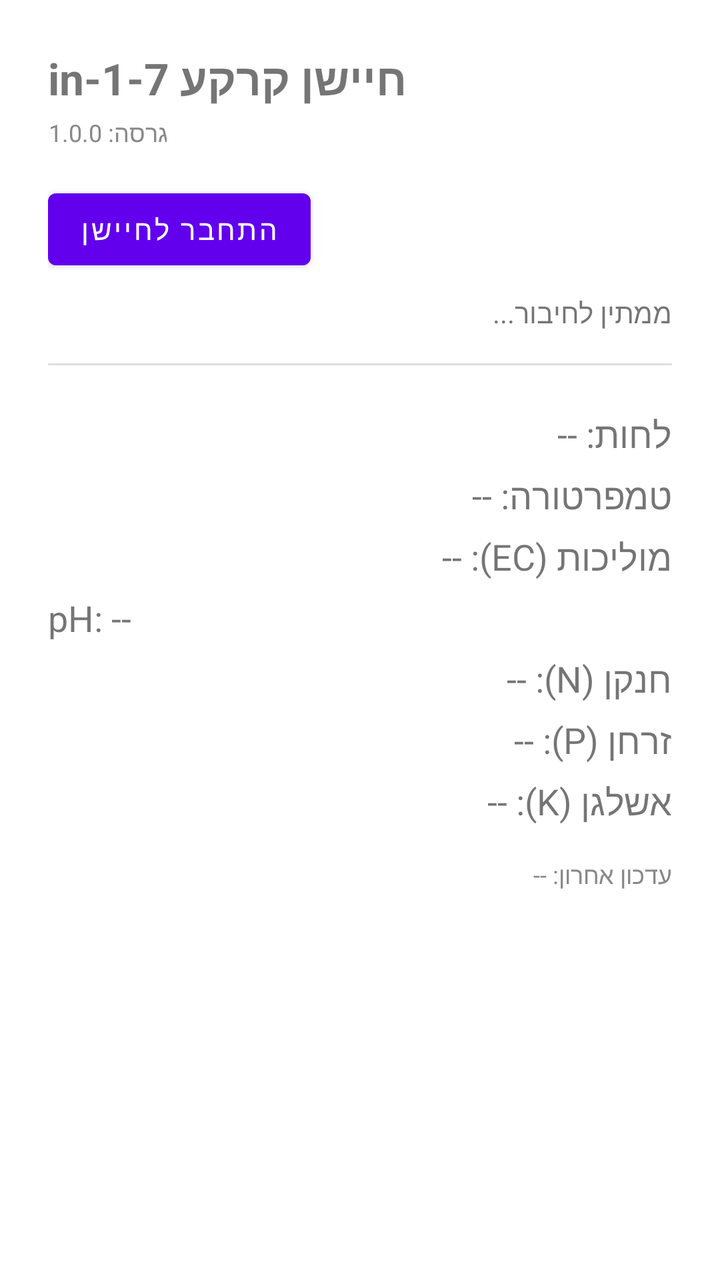
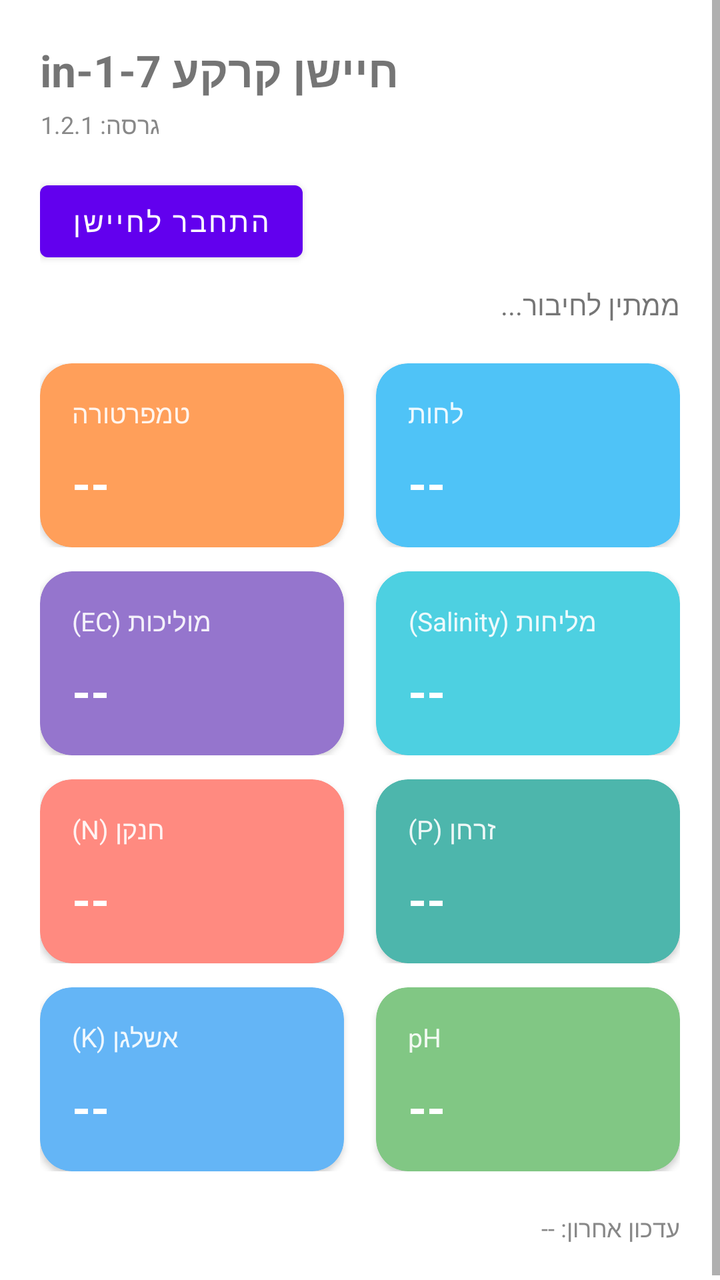

An Android layout rendered at two revisions. The XML below is the earlier revision; the diff shows what the commit changed to produce the second picture.
<!-- AndroidManifest.xml: application theme Theme.SoilSensorReader -->
<!-- res/layout/activity_main.xml -->
<?xml version="1.0" encoding="utf-8"?>
<ScrollView xmlns:android="http://schemas.android.com/apk/res/android"
    android:layout_width="match_parent"
    android:layout_height="match_parent">

    <LinearLayout
        android:layout_width="match_parent"
        android:layout_height="wrap_content"
        android:orientation="vertical"
        android:padding="24dp">

        <TextView
            android:id="@+id/tvTitle"
            android:layout_width="wrap_content"
            android:layout_height="wrap_content"
            android:text="חיישן קרקע 7-in-1"
            android:textSize="22sp"
            android:textStyle="bold" />

        <TextView
            android:id="@+id/tvVersion"
            android:layout_width="wrap_content"
            android:layout_height="wrap_content"
            android:layout_marginTop="4dp"
            android:text="גרסה: 1.0.0"
            android:textSize="12sp"
            android:textColor="#888888" />

        <Button
            android:id="@+id/btnConnect"
            android:layout_width="wrap_content"
            android:layout_height="wrap_content"
            android:layout_marginTop="16dp"
            android:text="התחבר לחיישן" />

        <TextView
            android:id="@+id/tvStatus"
            android:layout_width="match_parent"
            android:layout_height="wrap_content"
            android:layout_marginTop="8dp"
            android:text="ממתין לחיבור..."
            android:textSize="14sp" />

        <View
            android:layout_width="match_parent"
            android:layout_height="1dp"
            android:layout_marginTop="16dp"
            android:layout_marginBottom="16dp"
            android:background="#DDDDDD" />

        <TextView
            android:id="@+id/tvMoisture"
            style="@style/ReadingRow"
            android:text="לחות: --" />

        <TextView
            android:id="@+id/tvTemperature"
            style="@style/ReadingRow"
            android:text="טמפרטורה: --" />

        <TextView
            android:id="@+id/tvEc"
            style="@style/ReadingRow"
            android:text="מוליכות (EC): --" />

        <TextView
            android:id="@+id/tvPh"
            style="@style/ReadingRow"
            android:text="pH: --" />

        <TextView
            android:id="@+id/tvN"
            style="@style/ReadingRow"
            android:text="חנקן (N): --" />

        <TextView
            android:id="@+id/tvP"
            style="@style/ReadingRow"
            android:text="זרחן (P): --" />

        <TextView
            android:id="@+id/tvK"
            style="@style/ReadingRow"
            android:text="אשלגן (K): --" />

        <TextView
            android:id="@+id/tvLastUpdate"
            android:layout_width="match_parent"
            android:layout_height="wrap_content"
            android:layout_marginTop="16dp"
            android:text="עדכון אחרון: --"
            android:textSize="12sp"
            android:textColor="#888888" />

    </LinearLayout>
</ScrollView>
<!-- resources referenced by this layout -->
<resources>
  <style name="ReadingRow">
          <item name="android:layout_width">match_parent</item>
          <item name="android:layout_height">wrap_content</item>
          <item name="android:layout_marginTop">6dp</item>
          <item name="android:textSize">18sp</item>
      </style>
  <style name="Theme.SoilSensorReader" parent="Theme.MaterialComponents.DayNight.NoActionBar" />
</resources>

<!-- the commit's change to res/layout/activity_main.xml (unified diff, before → after) -->
@@ -1,13 +1,15 @@
 <?xml version="1.0" encoding="utf-8"?>
 <ScrollView xmlns:android="http://schemas.android.com/apk/res/android"
+    xmlns:app="http://schemas.android.com/apk/res-auto"
     android:layout_width="match_parent"
-    android:layout_height="match_parent">
+    android:layout_height="match_parent"
+    android:background="#FFFFFF">
 
     <LinearLayout
         android:layout_width="match_parent"
         android:layout_height="wrap_content"
         android:orientation="vertical"
-        android:padding="24dp">
+        android:padding="20dp">
 
         <TextView
             android:id="@+id/tvTitle"
@@ -22,7 +24,7 @@
             android:layout_width="wrap_content"
             android:layout_height="wrap_content"
             android:layout_marginTop="4dp"
-            android:text="גרסה: 1.0.0"
+            android:text="גרסה: 1.2.1"
             android:textSize="12sp"
             android:textColor="#888888" />
 
@@ -41,53 +43,235 @@
             android:text="ממתין לחיבור..."
             android:textSize="14sp" />
 
-        <View
-            android:layout_width="match_parent"
-            android:layout_height="1dp"
-            android:layout_marginTop="16dp"
-            android:layout_marginBottom="16dp"
-            android:background="#DDDDDD" />
-
-        <TextView
-            android:id="@+id/tvMoisture"
-            style="@style/ReadingRow"
-            android:text="לחות: --" />
-
-        <TextView
-            android:id="@+id/tvTemperature"
-            style="@style/ReadingRow"
-            android:text="טמפרטורה: --" />
-
-        <TextView
-            android:id="@+id/tvEc"
-            style="@style/ReadingRow"
-            android:text="מוליכות (EC): --" />
-
-        <TextView
-            android:id="@+id/tvPh"
-            style="@style/ReadingRow"
-            android:text="pH: --" />
-
-        <TextView
-            android:id="@+id/tvN"
-            style="@style/ReadingRow"
-            android:text="חנקן (N): --" />
-
-        <TextView
-            android:id="@+id/tvP"
-            style="@style/ReadingRow"
-            android:text="זרחן (P): --" />
-
-        <TextView
-            android:id="@+id/tvK"
-            style="@style/ReadingRow"
-            android:text="אשלגן (K): --" />
+        
+        <LinearLayout
+            android:layout_width="match_parent"
+            android:layout_height="wrap_content"
+            android:layout_marginTop="20dp"
+            android:orientation="horizontal">
+
+            <androidx.cardview.widget.CardView
+                android:layout_width="0dp"
+                android:layout_height="wrap_content"
+                android:layout_weight="1"
+                android:layout_marginEnd="8dp"
+                app:cardBackgroundColor="@color/cardTemperature"
+                app:cardCornerRadius="16dp"
+                app:cardElevation="2dp">
+
+                <LinearLayout
+                    android:layout_width="match_parent"
+                    android:layout_height="wrap_content"
+                    android:orientation="vertical"
+                    android:padding="16dp">
+
+                    <TextView style="@style/CardTitleWhite" android:text="טמפרטורה" />
+
+                    <TextView
+                        android:id="@+id/tvTemperature"
+                        style="@style/CardValueWhite"
+                        android:text="--" />
+                </LinearLayout>
+            </androidx.cardview.widget.CardView>
+
+            <androidx.cardview.widget.CardView
+                android:layout_width="0dp"
+                android:layout_height="wrap_content"
+                android:layout_weight="1"
+                android:layout_marginStart="8dp"
+                app:cardBackgroundColor="@color/cardMoisture"
+                app:cardCornerRadius="16dp"
+                app:cardElevation="2dp">
+
+                <LinearLayout
+                    android:layout_width="match_parent"
+                    android:layout_height="wrap_content"
+                    android:orientation="vertical"
+                    android:padding="16dp">
+
+                    <TextView style="@style/CardTitleWhite" android:text="לחות" />
+
+                    <TextView
+                        android:id="@+id/tvMoisture"
+                        style="@style/CardValueWhite"
+                        android:text="--" />
+                </LinearLayout>
+            </androidx.cardview.widget.CardView>
+        </LinearLayout>
+
+        
+        <LinearLayout
+            android:layout_width="match_parent"
+            android:layout_height="wrap_content"
+            android:layout_marginTop="12dp"
+            android:orientation="horizontal">
+
+            <androidx.cardview.widget.CardView
+                android:layout_width="0dp"
+                android:layout_height="wrap_content"
+                android:layout_weight="1"
+                android:layout_marginEnd="8dp"
+                app:cardBackgroundColor="@color/cardEc"
+                app:cardCornerRadius="16dp"
+                app:cardElevation="2dp">
+
+                <LinearLayout
+                    android:layout_width="match_parent"
+                    android:layout_height="wrap_content"
+                    android:orientation="vertical"
+                    android:padding="16dp">
+
+                    <TextView style="@style/CardTitleWhite" android:text="מוליכות (EC)" />
+
+                    <TextView
+                        android:id="@+id/tvEc"
+                        style="@style/CardValueWhite"
+                        android:text="--" />
+                </LinearLayout>
+            </androidx.cardview.widget.CardView>
+
+            <androidx.cardview.widget.CardView
+                android:layout_width="0dp"
+                android:layout_height="wrap_content"
+                android:layout_weight="1"
+                android:layout_marginStart="8dp"
+                app:cardBackgroundColor="@color/cardSalinity"
+                app:cardCornerRadius="16dp"
+                app:cardElevation="2dp">
+
+                <LinearLayout
+                    android:layout_width="match_parent"
+                    android:layout_height="wrap_content"
+                    android:orientation="vertical"
+                    android:padding="16dp">
+
+                    <TextView style="@style/CardTitleWhite" android:text="מליחות (Salinity)" />
+
+                    <TextView
+                        android:id="@+id/tvSalinity"
+                        style="@style/CardValueWhite"
+                        android:text="--" />
+                </LinearLayout>
+            </androidx.cardview.widget.CardView>
+        </LinearLayout>
+
+        
+        <LinearLayout
+            android:layout_width="match_parent"
+            android:layout_height="wrap_content"
+            android:layout_marginTop="12dp"
+            android:orientation="horizontal">
+
+            <androidx.cardview.widget.CardView
+                android:layout_width="0dp"
+                android:layout_height="wrap_content"
+                android:layout_weight="1"
+                android:layout_marginEnd="8dp"
+                app:cardBackgroundColor="@color/cardNitrogen"
+                app:cardCornerRadius="16dp"
+                app:cardElevation="2dp">
+
+                <LinearLayout
+                    android:layout_width="match_parent"
+                    android:layout_height="wrap_content"
+                    android:orientation="vertical"
+                    android:padding="16dp">
+
+                    <TextView style="@style/CardTitleWhite" android:text="חנקן (N)" />
+
+                    <TextView
+                        android:id="@+id/tvN"
+                        style="@style/CardValueWhite"
+                        android:text="--" />
+                </LinearLayout>
+            </androidx.cardview.widget.CardView>
+
+            <androidx.cardview.widget.CardView
+                android:layout_width="0dp"
+                android:layout_height="wrap_content"
+                android:layout_weight="1"
+                android:layout_marginStart="8dp"
+                app:cardBackgroundColor="@color/cardPhosphorus"
+                app:cardCornerRadius="16dp"
+                app:cardElevation="2dp">
+
+                <LinearLayout
+                    android:layout_width="match_parent"
+                    android:layout_height="wrap_content"
+                    android:orientation="vertical"
+                    android:padding="16dp">
+
+                    <TextView style="@style/CardTitleWhite" android:text="זרחן (P)" />
+
+                    <TextView
+                        android:id="@+id/tvP"
+                        style="@style/CardValueWhite"
+                        android:text="--" />
+                </LinearLayout>
+            </androidx.cardview.widget.CardView>
+        </LinearLayout>
+
+        
+        <LinearLayout
+            android:layout_width="match_parent"
+            android:layout_height="wrap_content"
+            android:layout_marginTop="12dp"
+            android:orientation="horizontal">
+
+            <androidx.cardview.widget.CardView
+                android:layout_width="0dp"
+                android:layout_height="wrap_content"
+                android:layout_weight="1"
+                android:layout_marginEnd="8dp"
+                app:cardBackgroundColor="@color/cardPotassium"
+                app:cardCornerRadius="16dp"
+                app:cardElevation="2dp">
+
+                <LinearLayout
+                    android:layout_width="match_parent"
+                    android:layout_height="wrap_content"
+                    android:orientation="vertical"
+                    android:padding="16dp">
+
+                    <TextView style="@style/CardTitleWhite" android:text="אשלגן (K)" />
+
+                    <TextView
+                        android:id="@+id/tvK"
+                        style="@style/CardValueWhite"
+                        android:text="--" />
+                </LinearLayout>
+            </androidx.cardview.widget.CardView>
+
+            <androidx.cardview.widget.CardView
+                android:layout_width="0dp"
+                android:layout_height="wrap_content"
+                android:layout_weight="1"
+                android:layout_marginStart="8dp"
+                app:cardBackgroundColor="@color/cardPh"
+                app:cardCornerRadius="16dp"
+                app:cardElevation="2dp">
+
+                <LinearLayout
+                    android:layout_width="match_parent"
+                    android:layout_height="wrap_content"
+                    android:orientation="vertical"
+                    android:padding="16dp">
+
+                    <TextView style="@style/CardTitleWhite" android:text="pH" />
+
+                    <TextView
+                        android:id="@+id/tvPh"
+                        style="@style/CardValueWhite"
+                        android:text="--" />
+                </LinearLayout>
+            </androidx.cardview.widget.CardView>
+        </LinearLayout>
 
         <TextView
             android:id="@+id/tvLastUpdate"
             android:layout_width="match_parent"
             android:layout_height="wrap_content"
-            android:layout_marginTop="16dp"
+            android:layout_marginTop="20dp"
             android:text="עדכון אחרון: --"
             android:textSize="12sp"
             android:textColor="#888888" />
<!-- resource entries referenced after the edit -->
@@ -1,10 +1,27 @@
 <!-- resources referenced by this layout -->
 <resources>
-  <style name="ReadingRow">
-          <item name="android:layout_width">match_parent</item>
+  <color name="cardEc">#9575CD</color>
+  <color name="cardMoisture">#4FC3F7</color>
+  <color name="cardNitrogen">#FF8A80</color>
+  <color name="cardPh">#81C784</color>
+  <color name="cardPhosphorus">#4DB6AC</color>
+  <color name="cardPotassium">#64B5F6</color>
+  <color name="cardSalinity">#4DD0E1</color>
+  <color name="cardTemperature">#FF9F5A</color>
+  <style name="CardTitleWhite">
+          <item name="android:layout_width">wrap_content</item>
           <item name="android:layout_height">wrap_content</item>
-          <item name="android:layout_marginTop">6dp</item>
-          <item name="android:textSize">18sp</item>
+          <item name="android:textSize">13sp</item>
+          <item name="android:textColor">#FFFFFF</item>
+          <item name="android:alpha">0.9</item>
+      </style>
+  <style name="CardValueWhite">
+          <item name="android:layout_width">wrap_content</item>
+          <item name="android:layout_height">wrap_content</item>
+          <item name="android:layout_marginTop">10dp</item>
+          <item name="android:textSize">24sp</item>
+          <item name="android:textStyle">bold</item>
+          <item name="android:textColor">#FFFFFF</item>
       </style>
   <style name="Theme.SoilSensorReader" parent="Theme.MaterialComponents.DayNight.NoActionBar" />
 </resources>
